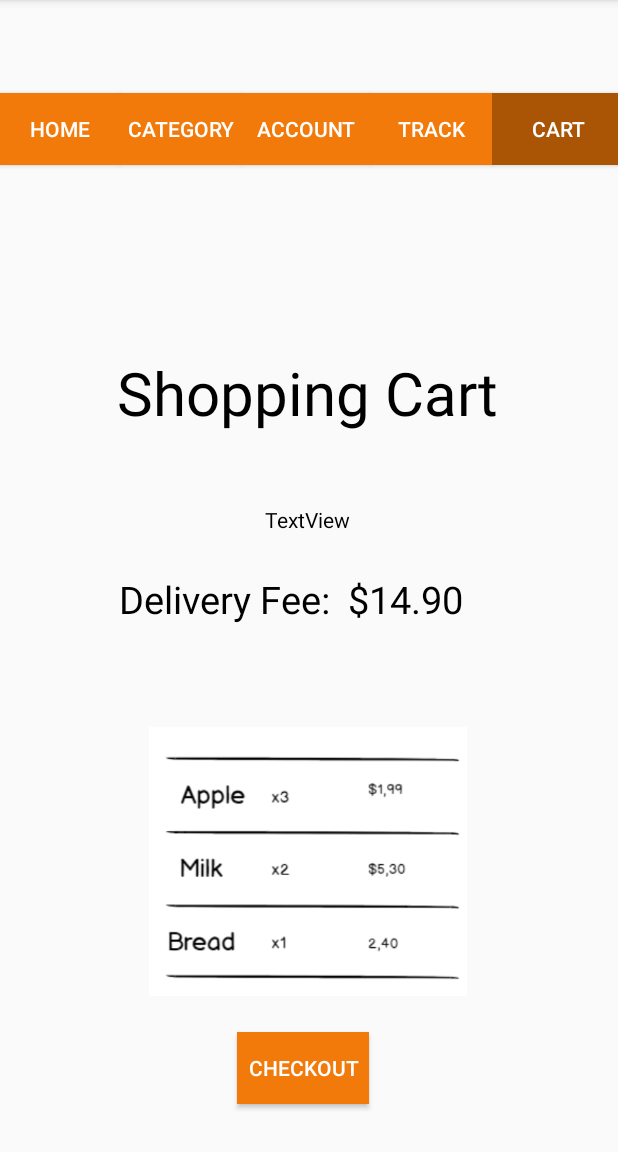
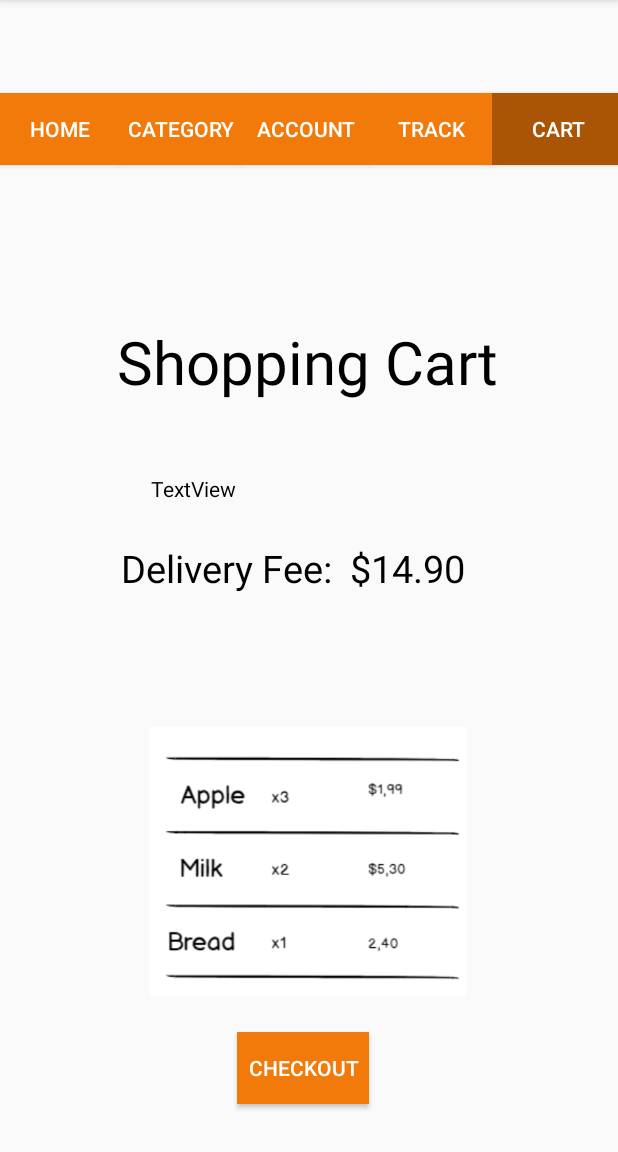
Before and after one commit to RolfHaakon/DroneDeliveryAES, an Android app: the ShoppingCart screen opened directly, with no data from a screen before it, on a phone screen of 412 x 824 dp, the part 84-1236 px from its top. Run offline under Robolectric (Android 15) with nearby library versions, the phone set to English and light mode, and no system bars.

Commit message:
Everything working nefore experiment

```diff
--- a/app/src/main/AndroidManifest.xml
+++ b/app/src/main/AndroidManifest.xml
@@ -61,7 +61,8 @@
         <activity android:name=".AlcoholItems.VodkaItem" />
         <activity android:name=".activities.Alcohol" />
         <activity android:name=".activities.DeliveryTime" />
-        <activity android:name=".activities.Payment"></activity>
+        <activity android:name=".activities.Payment" />
+        <activity android:name=".activities.OrderConfirmed"></activity>
     </application>
 
 </manifest>
--- a/app/src/main/res/layout/activity_shopping_cart.xml
+++ b/app/src/main/res/layout/activity_shopping_cart.xml
@@ -13,14 +13,12 @@
         android:layout_height="wrap_content"
         android:layout_marginBottom="48dp"
         android:layout_marginEnd="79dp"
-        android:layout_marginLeft="80dp"
-        android:layout_marginRight="79dp"
         android:layout_marginStart="80dp"
         android:layout_marginTop="58dp"
         android:text="Shopping Cart"
         android:textColor="@android:color/black"
         android:textSize="40dp"
-        app:layout_constraintBottom_toTopOf="@+id/textView16"
+        app:layout_constraintBottom_toTopOf="@+id/textView_total"
         app:layout_constraintEnd_toEndOf="parent"
         app:layout_constraintHorizontal_bias="1.0"
         app:layout_constraintStart_toStartOf="parent"
@@ -28,35 +26,32 @@
         app:layout_constraintVertical_bias="1.0" />
 
     <TextView
-        android:id="@+id/textView16"
-        android:layout_width="wrap_content"
-        android:layout_height="wrap_content"
-        android:layout_marginBottom="26dp"
+        android:id="@+id/textView_total"
+        android:layout_width="133dp"
+        android:layout_height="29dp"
+        android:layout_marginBottom="16dp"
         android:layout_marginEnd="178dp"
-        android:layout_marginLeft="176dp"
-        android:layout_marginRight="178dp"
         android:layout_marginStart="176dp"
         android:text="TextView"
         android:textColor="@android:color/black"
         app:layout_constraintBottom_toTopOf="@+id/textView17"
         app:layout_constraintEnd_toEndOf="parent"
+        app:layout_constraintHorizontal_bias="1.0"
         app:layout_constraintStart_toStartOf="parent" />
 
     <TextView
         android:id="@+id/textView17"
         android:layout_width="wrap_content"
         android:layout_height="52dp"
-        android:layout_marginBottom="19dp"
+        android:layout_marginBottom="40dp"
         android:layout_marginEnd="102dp"
-        android:layout_marginLeft="79dp"
-        android:layout_marginRight="102dp"
         android:layout_marginStart="79dp"
         android:text="Delivery Fee:  $14.90"
         android:textColor="@android:color/black"
         android:textSize="25dp"
         app:layout_constraintBottom_toTopOf="@+id/shopping_cart"
         app:layout_constraintEnd_toEndOf="parent"
-        app:layout_constraintHorizontal_bias="0.0"
+        app:layout_constraintHorizontal_bias="1.0"
         app:layout_constraintStart_toStartOf="parent" />
 
     <Button
```
Also changed, not shown: app/src/main/java/com/example/rolf/dronedeliveryaes/activities/OrderConfirmed.java (added, +34 -0 lines), app/src/main/java/com/example/rolf/dronedeliveryaes/activities/Payment.java (+12 -0 lines), app/src/main/res/layout/activity_order_confirmed.xml (added, +59 -0 lines), app/src/main/res/layout/activity_payment.xml (+4 -3 lines).
